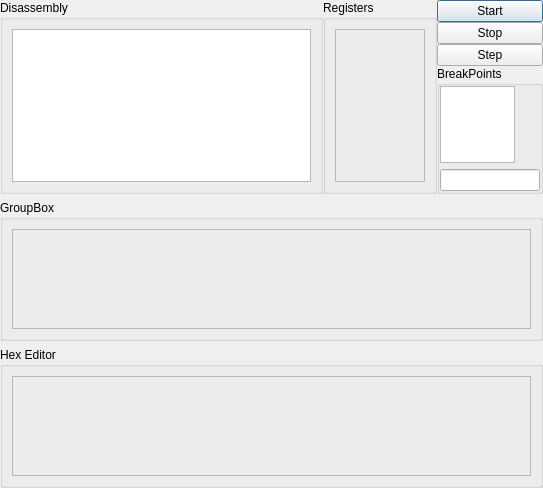
Above: ui/dialogdasm.ui from TheProjecter/pockemul before the change. Below: the same form after it.
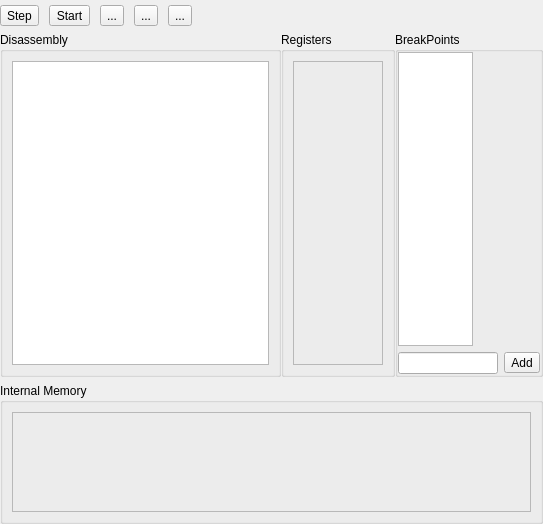
That is the form after the change.

```diff
--- a/ui/dialogdasm.ui
+++ b/ui/dialogdasm.ui
@@ -7,16 +7,80 @@
     <x>0</x>
     <y>0</y>
     <width>543</width>
-    <height>488</height>
+    <height>524</height>
    </rect>
   </property>
   <property name="windowTitle">
    <string>Debug</string>
   </property>
   <layout class="QVBoxLayout" name="verticalLayout_3">
-   <property name="margin">
+   <property name="leftMargin">
     <number>0</number>
    </property>
+   <property name="topMargin">
+    <number>5</number>
+   </property>
+   <property name="rightMargin">
+    <number>0</number>
+   </property>
+   <property name="bottomMargin">
+    <number>0</number>
+   </property>
+   <item>
+    <layout class="QHBoxLayout" name="horizontalLayout_3" stretch="0,0,0,0,0,0">
+     <property name="spacing">
+      <number>10</number>
+     </property>
+     <item>
+      <widget class="QToolButton" name="tbStep">
+       <property name="text">
+        <string>Step</string>
+       </property>
+      </widget>
+     </item>
+     <item>
+      <widget class="QToolButton" name="tbStart">
+       <property name="text">
+        <string>Start</string>
+       </property>
+      </widget>
+     </item>
+     <item>
+      <widget class="QToolButton" name="toolButton_3">
+       <property name="text">
+        <string>...</string>
+       </property>
+      </widget>
+     </item>
+     <item>
+      <widget class="QToolButton" name="toolButton_4">
+       <property name="text">
+        <string>...</string>
+       </property>
+      </widget>
+     </item>
+     <item>
+      <widget class="QToolButton" name="toolButton_5">
+       <property name="text">
+        <string>...</string>
+       </property>
+      </widget>
+     </item>
+     <item>
+      <spacer name="horizontalSpacer">
+       <property name="orientation">
+        <enum>Qt::Horizontal</enum>
+       </property>
+       <property name="sizeHint" stdset="0">
+        <size>
+         <width>40</width>
+         <height>20</height>
+        </size>
+       </property>
+      </spacer>
+     </item>
+    </layout>
+   </item>
    <item>
     <layout class="QHBoxLayout" name="horizontalLayout" stretch="0,0,0">
      <property name="spacing">
@@ -109,40 +173,6 @@
        <property name="sizeConstraint">
         <enum>QLayout::SetDefaultConstraint</enum>
        </property>
-       <item>
-        <widget class="QPushButton" name="pbStart">
-         <property name="text">
-          <string>Start</string>
-         </property>
-        </widget>
-       </item>
-       <item>
-        <widget class="QPushButton" name="pbStop">
-         <property name="text">
-          <string>Stop</string>
-         </property>
-        </widget>
-       </item>
-       <item>
-        <widget class="QPushButton" name="pbStep">
-         <property name="text">
-          <string>Step</string>
-         </property>
-        </widget>
-       </item>
-       <item>
-        <spacer name="verticalSpacer">
-         <property name="orientation">
-          <enum>Qt::Vertical</enum>
-         </property>
-         <property name="sizeHint" stdset="0">
-          <size>
-           <width>20</width>
-           <height>40</height>
-          </size>
-         </property>
-        </spacer>
-       </item>
        <item>
         <widget class="QGroupBox" name="groupBox_3">
          <property name="title">
@@ -166,23 +196,37 @@
               <height>16777215</height>
              </size>
             </property>
+            <property name="sortingEnabled">
+             <bool>true</bool>
+            </property>
            </widget>
           </item>
           <item>
-           <widget class="QLineEdit" name="breakPointLineEdit">
-            <property name="sizePolicy">
-             <sizepolicy hsizetype="Ignored" vsizetype="Fixed">
-              <horstretch>0</horstretch>
-              <verstretch>0</verstretch>
-             </sizepolicy>
-            </property>
-            <property name="minimumSize">
-             <size>
-              <width>100</width>
-              <height>0</height>
-             </size>
-            </property>
-           </widget>
+           <layout class="QHBoxLayout" name="horizontalLayout_4">
+            <item>
+             <widget class="QLineEdit" name="breakPointLineEdit">
+              <property name="sizePolicy">
+               <sizepolicy hsizetype="Ignored" vsizetype="Fixed">
+                <horstretch>0</horstretch>
+                <verstretch>0</verstretch>
+               </sizepolicy>
+              </property>
+              <property name="minimumSize">
+               <size>
+                <width>100</width>
+                <height>0</height>
+               </size>
+              </property>
+             </widget>
+            </item>
+            <item>
+             <widget class="QToolButton" name="tbAddBrkPt">
+              <property name="text">
+               <string>Add</string>
+              </property>
+             </widget>
+            </item>
+           </layout>
           </item>
          </layout>
         </widget>
@@ -194,7 +238,7 @@
    <item>
     <widget class="QGroupBox" name="imemGroupBox">
      <property name="title">
-      <string>GroupBox</string>
+      <string>Internal Memory</string>
      </property>
      <layout class="QVBoxLayout" name="verticalLayout_5">
       <item>
@@ -216,31 +260,6 @@
      </layout>
     </widget>
    </item>
-   <item>
-    <widget class="QGroupBox" name="memGroupBox">
-     <property name="title">
-      <string>Hex Editor</string>
-     </property>
-     <layout class="QVBoxLayout" name="verticalLayout_6">
-      <item>
-       <widget class="QFrame" name="memframe">
-        <property name="minimumSize">
-         <size>
-          <width>0</width>
-          <height>100</height>
-         </size>
-        </property>
-        <property name="frameShape">
-         <enum>QFrame::StyledPanel</enum>
-        </property>
-        <property name="frameShadow">
-         <enum>QFrame::Raised</enum>
-        </property>
-       </widget>
-      </item>
-     </layout>
-    </widget>
-   </item>
   </layout>
  </widget>
  <resources/>
```
Left out of the diff: 2 changed lines with no effect on the pictures.
